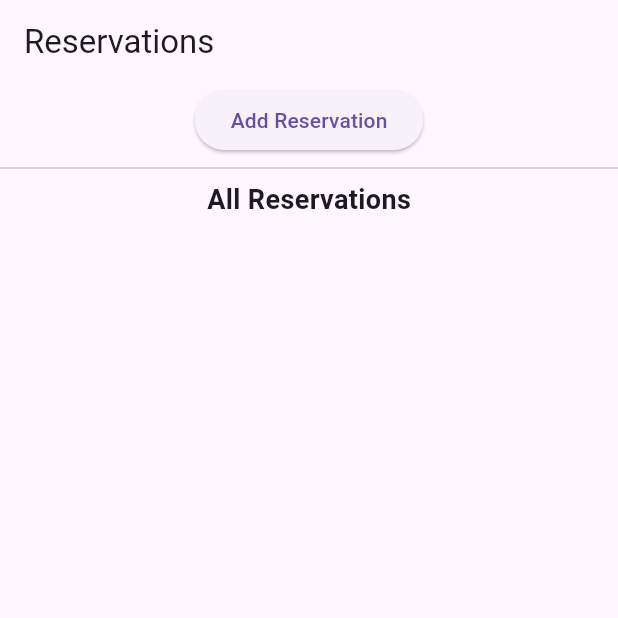
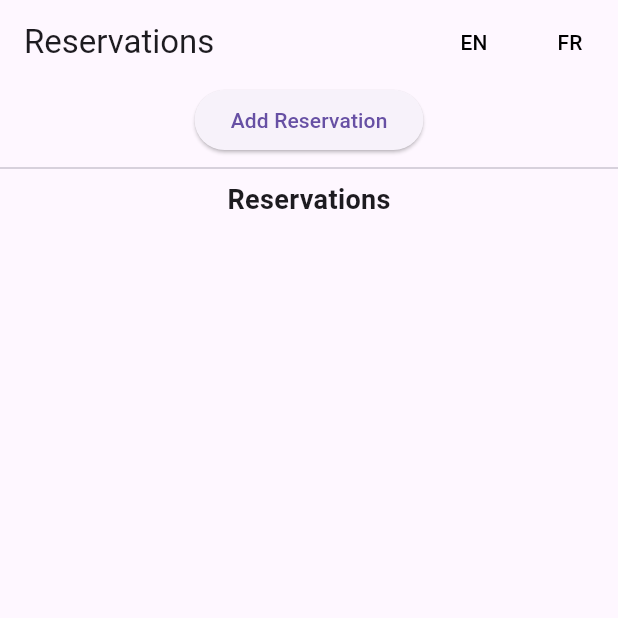
Before and after one commit to hades1clack/cst2355_final_group, a Flutter app: the screen it shows after launch, on a phone screen of 412 x 824 dp, the top half of it. Run offline on Flutter 3.47's test engine with Material 3 defaults, Android fonts, the phone set to English and light mode, and no system bars; our stand-ins replace floor, sqflite; missing offline and left inert: encrypted_shared_preferences; accounts and stored records are empty; generated files the repository leaves out were written again.

Commit message:
final commit before merge

```diff
--- a/lib/dev_main.dart
+++ b/lib/dev_main.dart
@@ -1,22 +1,48 @@
-// lib/dev_main.dart
+import 'package:flutter/material.dart';
+import 'package:flutter_localizations/flutter_localizations.dart';
+import 'localization/AppLocalizations.dart';
+import 'reservation_page.dart';
 
-import 'package:flutter/material.dart';
-import 'reservation_page.dart'; // Replace with your actual file name
+void main() => runApp(const MyApp());
 
-void main() {
-  runApp(const DevTestApp());
+class MyApp extends StatefulWidget {
+  const MyApp({super.key});
+
+  static void setLocale(BuildContext context, Locale newLocale) {
+    final _MyAppState? state =
+    context.findAncestorStateOfType<_MyAppState>();
+    state?.changeLanguage(newLocale);
+  }
+
+  @override
+  State<MyApp> createState() => _MyAppState();
 }
 
-class DevTestApp extends StatelessWidget {
-  const DevTestApp({super.key});
+class _MyAppState extends State<MyApp> {
+  Locale _locale = const Locale("en", "US");
+
+  void changeLanguage(Locale newLocale) {
+    setState(() {
+      _locale = newLocale;
+    });
+  }
 
   @override
   Widget build(BuildContext context) {
     return MaterialApp(
+      locale: _locale,
+      supportedLocales: const [
+        Locale("en", "US"),
+        Locale("fr", "FR"),
+      ],
+      localizationsDelegates: const [
+        AppLocalizations.delegate,
+        GlobalMaterialLocalizations.delegate,
+        GlobalWidgetsLocalizations.delegate,
+        GlobalCupertinoLocalizations.delegate,
+      ],
+      home: const ReservationPage(),
       debugShowCheckedModeBanner: false,
-      title: 'Reservation Page Test',
-      theme: ThemeData(primarySwatch: Colors.blue),
-      home: ReservationPage(), // Replace with your page’s widget
     );
   }
 }
--- /dev/null
+++ b/lib/localization/AppLocalizations.dart
@@ -0,0 +1,47 @@
+import 'dart:convert';
+import 'package:flutter/material.dart';
+import 'package:flutter/services.dart';
+
+class AppLocalizations {
+  final Locale locale;
+  late Map<String, String> _localizedStrings;
+
+  AppLocalizations(this.locale);
+
+  static AppLocalizations? of(BuildContext context) {
+    return Localizations.of<AppLocalizations>(context, AppLocalizations);
+  }
+
+  static const LocalizationsDelegate<AppLocalizations> delegate =
+  _AppLocalizationsDelegate();
+
+  Future<void> load() async {
+    String jsonString = await rootBundle
+        .loadString('assets/translations/${locale.languageCode}.json');
+    Map<String, dynamic> jsonMap = json.decode(jsonString);
+
+    _localizedStrings =
+        jsonMap.map((key, value) => MapEntry(key, value.toString()));
+  }
+
+  String? translate(String key) => _localizedStrings[key];
+}
+
+class _AppLocalizationsDelegate
+    extends LocalizationsDelegate<AppLocalizations> {
+  const _AppLocalizationsDelegate();
+
+  @override
+  bool isSupported(Locale locale) =>
+      ['en', 'fr'].contains(locale.languageCode);
+
+  @override
+  Future<AppLocalizations> load(Locale locale) async {
+    AppLocalizations localizations = AppLocalizations(locale);
+    await localizations.load();
+    return localizations;
+  }
+
+  @override
+  bool shouldReload(_AppLocalizationsDelegate old) => false;
+}
--- a/lib/reservation_page.dart
+++ b/lib/reservation_page.dart
@@ -2,7 +2,9 @@ import 'package:flutter/material.dart';
 import 'database/reservation.dart';
 import 'database/reservation_database.dart';
 import 'database/reservation_dao.dart';
-import 'add_reservation_page.dart'; // We'll create this next
+import 'add_reservation_page.dart';
+import 'localization/AppLocalizations.dart';
+import 'dev_main.dart';
 
 class ReservationPage extends StatefulWidget {
   const ReservationPage({super.key});
@@ -37,14 +39,16 @@ class _ReservationPageState extends State<ReservationPage> {
   }
 
   void _showReservationDetails(Reservation r) {
+    final loc = AppLocalizations.of(context)!;
     showDialog(
       context: context,
       builder: (_) => AlertDialog(
         title: Text(r.reservationName),
         content: Text(
-            "Customer ID: ${r.customerId}\n"
-                "Flight ID: ${r.flightId}\n"
-                "Flight Date: ${r.flightDate}"),
+            "${loc.translate('customer_id')}: ${r.customerId}\n"
+                "${loc.translate('flight_id')}: ${r.flightId}\n"
+                "${loc.translate('flight_date')}: ${r.flightDate}"
+        ),
         actions: [
           TextButton(
             onPressed: () async {
@@ -52,11 +56,11 @@ class _ReservationPageState extends State<ReservationPage> {
               Navigator.pop(context);
               _refreshReservations();
             },
-            child: const Text("Delete"),
+            child: Text(loc.translate('delete')!),
           ),
           TextButton(
             onPressed: () => Navigator.pop(context),
-            child: const Text("Close"),
+            child: Text(loc.translate('close')!),
           ),
         ],
       ),
@@ -77,18 +81,30 @@ class _ReservationPageState extends State<ReservationPage> {
 
   @override
   Widget build(BuildContext context) {
+    final loc = AppLocalizations.of(context)!;
+
     return Scaffold(
       appBar: AppBar(
-        title: const Text("Reservations"),
+        title: Text(loc.translate("title")!),
+        actions: [
+          TextButton(
+            onPressed: () => MyApp.setLocale(context, const Locale("en", "US")),
+            child: const Text("EN", style: TextStyle(color: Colors.black)),
+          ),
+          TextButton(
+            onPressed: () => MyApp.setLocale(context, const Locale("fr", "FR")),
+            child: const Text("FR", style: TextStyle(color: Colors.black)),
+          ),
+        ],
       ),
       body: Column(
         children: [
           ElevatedButton(
             onPressed: _navigateToAddReservation,
-            child: const Text("Add Reservation"),
+            child: Text(loc.translate("add_reservation")!),
           ),
           const Divider(),
-          const Text("All Reservations", style: TextStyle(fontSize: 18, fontWeight: FontWeight.bold)),
+          Text(loc.translate("title")!, style: const TextStyle(fontSize: 18, fontWeight: FontWeight.bold)),
           Expanded(
             child: ListView.builder(
               itemCount: _reservations.length,
@@ -96,7 +112,7 @@ class _ReservationPageState extends State<ReservationPage> {
                 final r = _reservations[index];
                 return ListTile(
                   title: Text(r.reservationName),
-                  subtitle: Text("Customer ID: ${r.customerId}, Flight ID: ${r.flightId}"),
+                  subtitle: Text("${loc.translate('customer_id')}: ${r.customerId}, ${loc.translate('flight_id')}: ${r.flightId}"),
                   onTap: () => _showReservationDetails(r),
                 );
               },
```
Also changed, not shown: assets/translations/en.json (+12 -8 lines), assets/translations/fr.json (+12 -8 lines), lib/add_reservation_page.dart (+14 -11 lines).
